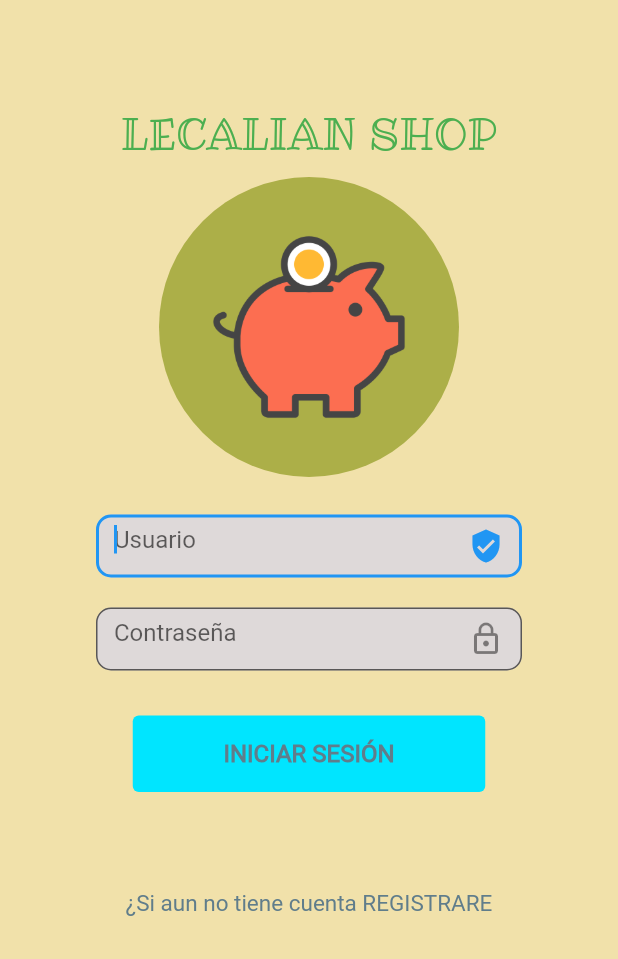
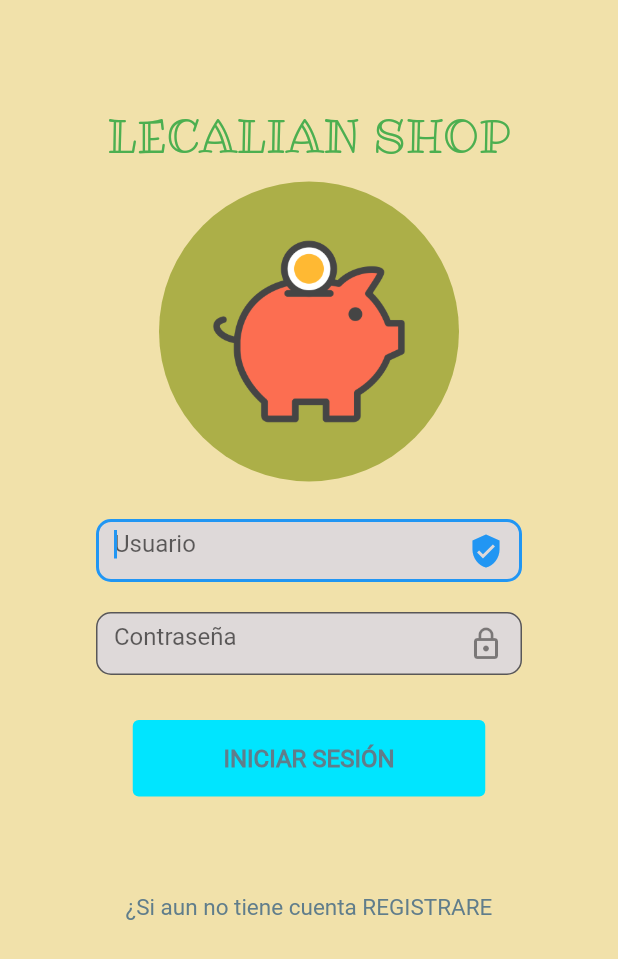
Before and after one commit to LuisLeninQuishpe/EXCO, a Flutter app: the screen it shows after launch, on a phone screen of 412 x 824 dp. Shown: the top 959 px of the screen. Run offline on Flutter 3.47's test engine with Material 2 defaults, Android fonts, the phone set to English and light mode, and no system bars.

Commit message:
Cambio del Diseño del login y registro

```diff
--- a/lib/src/pages/login_page.dart
+++ b/lib/src/pages/login_page.dart
@@ -27,7 +27,7 @@ class _Login extends State<Login> {
                 'LECALIAN SHOP',
                 style: TextStyle(
                     fontFamily: 'RibeyeMarrow',
-                    fontSize: 28.0,
+                    fontSize: 30.0,
                     color: Colors.green),
               ),
               const IconContainer(
```
